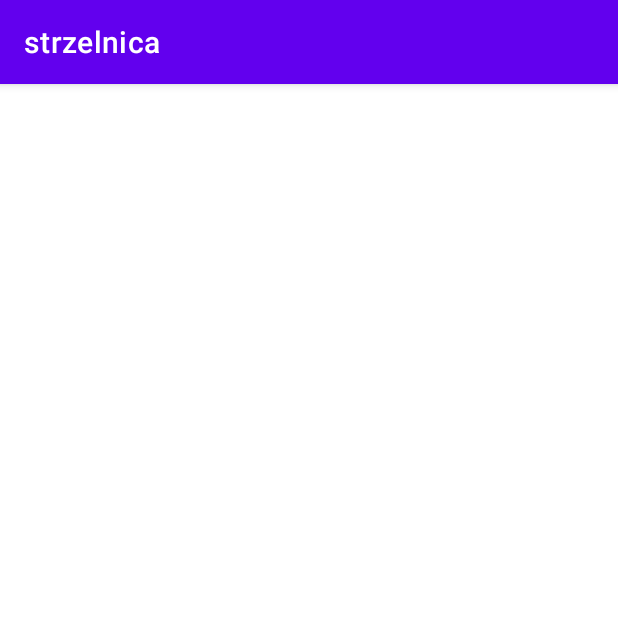
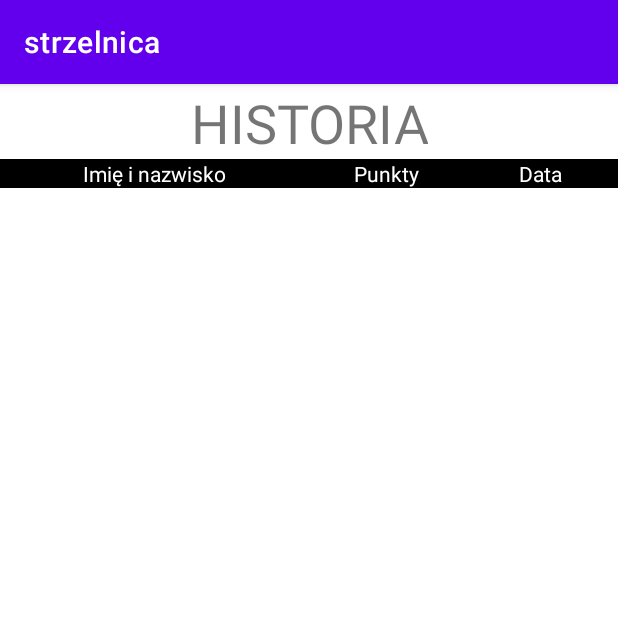
Before and after one commit to wolskitomasz/Engineerka, an Android app: the ActivityHistory screen opened directly, with no data from a screen before it, on a phone screen of 412 x 824 dp, the top half of it. Run offline under Robolectric (Android 15) with nearby library versions, the phone set to English and light mode, and no system bars.

Commit message:
Utworzono tworzenie tabelii w historii, a także zapis danych w pliku 'history'

```diff
--- a/app/src/main/java/com/example/strzelnica/ActivityHistory.java
+++ b/app/src/main/java/com/example/strzelnica/ActivityHistory.java
@@ -2,13 +2,50 @@ package com.example.strzelnica;
 
 import androidx.appcompat.app.AppCompatActivity;
 
+import android.annotation.SuppressLint;
+import android.graphics.Color;
 import android.os.Bundle;
+import android.view.Gravity;
+import android.view.ViewGroup;
+import android.widget.TableLayout;
+import android.widget.TableRow;
+import android.widget.TextView;
+
+import com.google.android.material.tabs.TabLayout;
+
+import org.w3c.dom.Text;
 
 public class ActivityHistory extends AppCompatActivity {
+
 
     @Override
     protected void onCreate(Bundle savedInstanceState) {
         super.onCreate(savedInstanceState);
         setContentView(R.layout.activity_history);
+        TableLayout tableLayout = findViewById(R.id.tableLayout);
+        //Utworzenie wiersza nagłówkowego
+        TableRow tb = new TableRow(this);
+        tb.setBackgroundColor(Color.BLACK);
+
+        TextView tv0 = new TextView(this);
+        tv0.setText("Imię i nazwisko");
+        tv0.setLayoutParams(new TableRow.LayoutParams(0, TableRow.LayoutParams.WRAP_CONTENT, 2f));
+        tv0.setGravity(Gravity.CENTER);
+        tv0.setTextColor(Color.WHITE);
+        tb.addView(tv0);
+        TextView tv1 = new TextView(this);
+        tv1.setText("Punkty");
+        tv1.setLayoutParams(new TableRow.LayoutParams(0, TableRow.LayoutParams.WRAP_CONTENT, 1f));
+        tv1.setGravity(Gravity.CENTER);
+        tv1.setTextColor(Color.WHITE);
+        tb.addView(tv1);
+        TextView tv2 = new TextView(this);
+        tv2.setText("Data");
+        tv2.setLayoutParams(new TableRow.LayoutParams(0, TableRow.LayoutParams.WRAP_CONTENT, 1f));
+        tv2.setGravity(Gravity.CENTER);
+        tv2.setTextColor(Color.WHITE);
+        tb.addView(tv2);
+        tableLayout.addView(tb);
+
     }
 }
--- a/app/src/main/res/layout/activity_history.xml
+++ b/app/src/main/res/layout/activity_history.xml
@@ -6,4 +6,71 @@
     android:layout_height="match_parent"
     tools:context=".ActivityHistory">
 
+    <TextView
+        android:id="@+id/textView9"
+        android:layout_width="wrap_content"
+        android:layout_height="wrap_content"
+        android:layout_marginStart="126dp"
+        android:layout_marginTop="1dp"
+        android:layout_marginEnd="126dp"
+        android:gravity="center"
+        android:text="HISTORIA"
+        android:textSize="36sp"
+        app:layout_constraintEnd_toEndOf="parent"
+        app:layout_constraintStart_toStartOf="parent"
+        app:layout_constraintTop_toTopOf="parent" />
+
+    <RelativeLayout
+        android:layout_width="match_parent"
+        android:layout_height="match_parent"
+        android:gravity="center"
+        app:layout_constraintBottom_toBottomOf="parent"
+        app:layout_constraintStart_toStartOf="parent"
+        app:layout_constraintTop_toTopOf="parent">
+
+        <TableLayout
+            android:id="@+id/tableLayout"
+            android:layout_width="match_parent"
+            android:layout_height="match_parent"
+            android:layout_centerHorizontal="true"
+            android:layout_marginTop="50dp">
+<!--                <TableRow>-->
+
+<!--                    <TextView-->
+<!--                        android:layout_margin="2dp"-->
+<!--                        android:layout_weight="1"-->
+<!--                        android:background="#999999"-->
+<!--                        android:gravity="center"-->
+<!--                        android:padding="3dp"-->
+<!--                        android:text="Imię i nazwisko"-->
+<!--                        android:textColor="#0D47A1"-->
+<!--                        android:textStyle="bold" />-->
+
+<!--                    <TextView-->
+<!--                        android:layout_margin="2dp"-->
+<!--                        android:layout_weight="1"-->
+<!--                        android:background="#999999"-->
+<!--                        android:gravity="center"-->
+<!--                        android:padding="3dp"-->
+<!--                        android:text="Punkty"-->
+<!--                        android:textColor="#0D47A1"-->
+<!--                        android:textStyle="bold" />-->
+
+<!--                    <TextView-->
+<!--                        android:layout_margin="2dp"-->
+<!--                        android:layout_weight="1"-->
+<!--                        android:background="#999999"-->
+<!--                        android:gravity="center"-->
+<!--                        android:padding="3dp"-->
+<!--                        android:text="Data"-->
+<!--                        android:textColor="#0D47A1"-->
+<!--                        android:textStyle="bold" />-->
+<!--                </TableRow>-->
+        </TableLayout>
+
+
+
+    </RelativeLayout>
+
+
 </androidx.constraintlayout.widget.ConstraintLayout>
```
Also changed, not shown: app/src/main/java/com/example/strzelnica/ActivityCamera.java (+4 -4 lines), app/src/main/java/com/example/strzelnica/ActivitySummary.java (+51 -0 lines), 8 other files.
